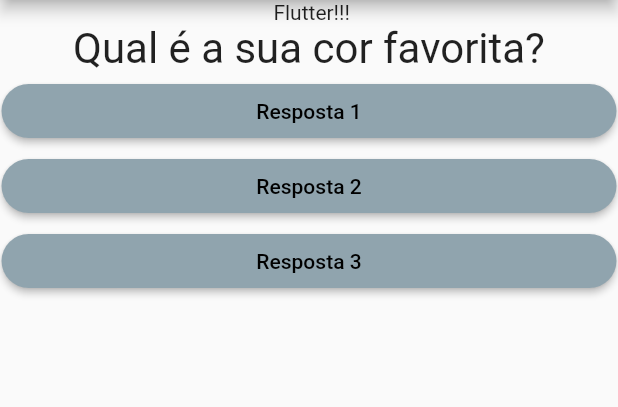
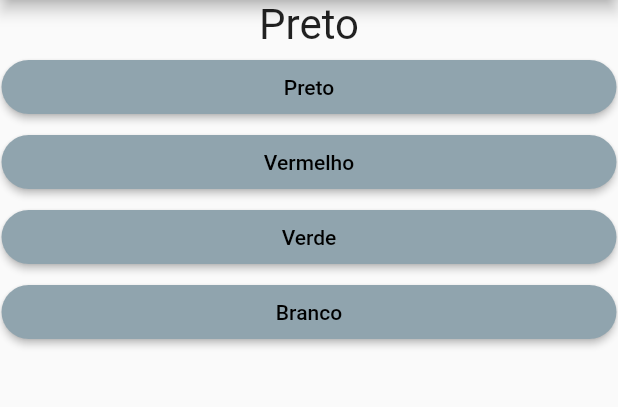
Before and after one commit to Frank-Macedo/Curso_Flutter, a Flutter app: the screen it shows after launch, on a phone screen of 412 x 824 dp, the part 84-491 px from its top. Run offline on Flutter 3.47's test engine with Material 2 defaults, Android fonts, the phone set to English and light mode, and no system bars; missing offline and left inert: crypto_font_icons.

Commit message:
Questionario e questao

```diff
--- a/lib/main.dart
+++ b/lib/main.dart
@@ -2,8 +2,10 @@
 
 import 'package:flutter/material.dart';
 import 'package:teste/questao.dart';
+import 'package:teste/questionario.dart';
 import 'package:teste/resposta.dart';
 import './iconButton.dart';
+import 'Resultado.dart';
 
 main(){
 runApp(PerguntaApp());
@@ -13,19 +15,7 @@ runApp(PerguntaApp());
 class _PerguntaAppState extends State<PerguntaApp>{
   var _perguntaSelecionada = 0;
 
-  void _responder(){
-    setState(() {
-      _perguntaSelecionada++;
-      if(_perguntaSelecionada > 2){
-        _perguntaSelecionada =0;
-      }
-
-    });
-  }
-  @override
-  Widget build(BuildContext context) {
-
-    final List<Map<String, Object>> perguntas = [
+  final _perguntas = const [
     {
       "texto":"Qual é a sua cor favorita?",
       "respostas":['Preto','Vermelho','Verde','Branco'],
@@ -42,22 +32,31 @@ class _PerguntaAppState extends State<PerguntaApp>{
      },
 
   ];
+
+
+  bool get temPerguntaSelecionada{
+    return _perguntaSelecionada < _perguntas.length;
+  }
+
+  void _responder(){
+    if(temPerguntaSelecionada){
+      setState(() {
+        _perguntaSelecionada++;
+      });
+    }
+  }
+  @override
+  Widget build(BuildContext context) {
+    List<String> respostas = temPerguntaSelecionada? _perguntas[_perguntaSelecionada].cast()['respostas']: [];
+
     return MaterialApp(
       home: Scaffold(
         appBar: AppBar(
           title: Text("Perguntas"),
         ),
-        body:Column(
-          // ignore: prefer_const_literals_to_create_immutables
-          children: [
-            Text(" Flutter!!!"),
-            Questao(perguntas[_perguntaSelecionada]['texto'].toString()),
-            RespostaWidget("Resposta 1",_responder),
-            RespostaWidget("Resposta 2",_responder),
-            RespostaWidget("Resposta 3",_responder),
-          ],
-        )
-
+        body: temPerguntaSelecionada?
+        QuestionarioWidget(_perguntaSelecionada,respostas, _responder)
+       : ResultadoWidget()
       ),
     );
   }
--- /dev/null
+++ b/lib/questionario.dart
@@ -0,0 +1,25 @@
+import 'package:flutter/material.dart';
+import 'package:teste/questao.dart';
+import 'package:teste/resposta.dart';
+
+class QuestionarioWidget extends StatelessWidget {
+
+  final int questao;
+  final List<String> respostas;
+  final void Function() responder;
+  const QuestionarioWidget(this.questao,this.respostas, this.responder, {super.key});
+
+  @override
+  Widget build(BuildContext context) {
+    return  Column(
+      // ignore: prefer_const_literals_to_create_immutables
+      children: [
+        Questao(respostas[questao]),
+        ...respostas
+        .map((t) => RespostaWidget(t, responder))
+        .toList(),
+      ],
+    );
+}
+
+}
```
Also changed, not shown: lib/Resultado.dart (added, +14 -0 lines), 1 other file. Lines whose indentation alone changed are shown as unchanged.
